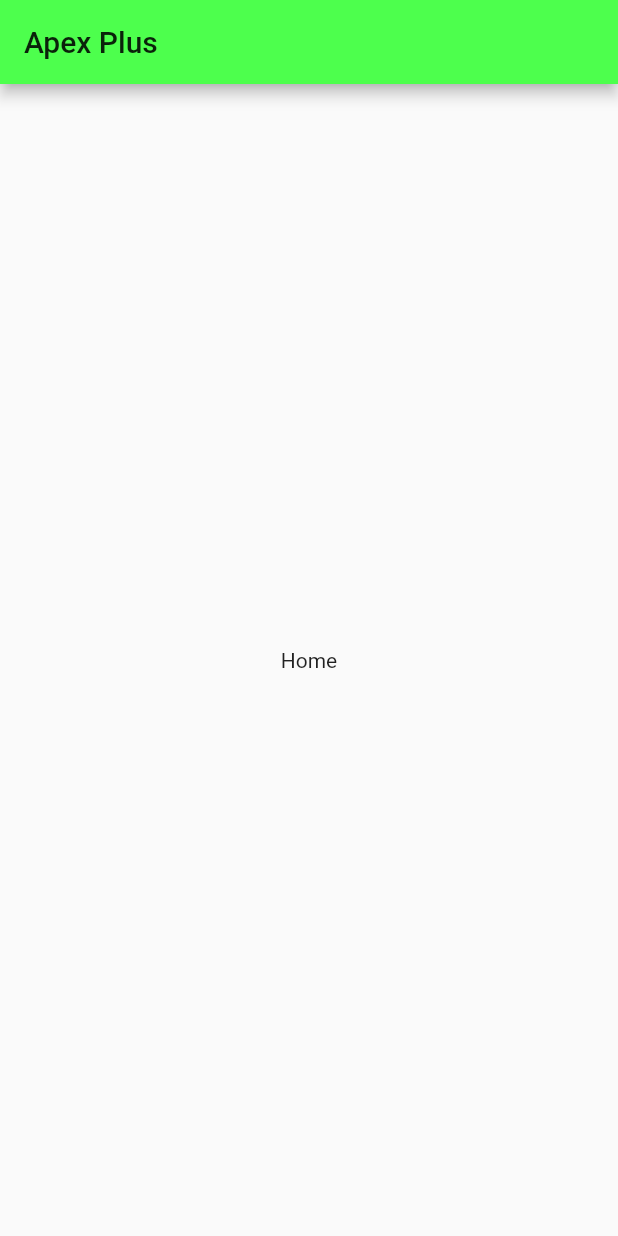
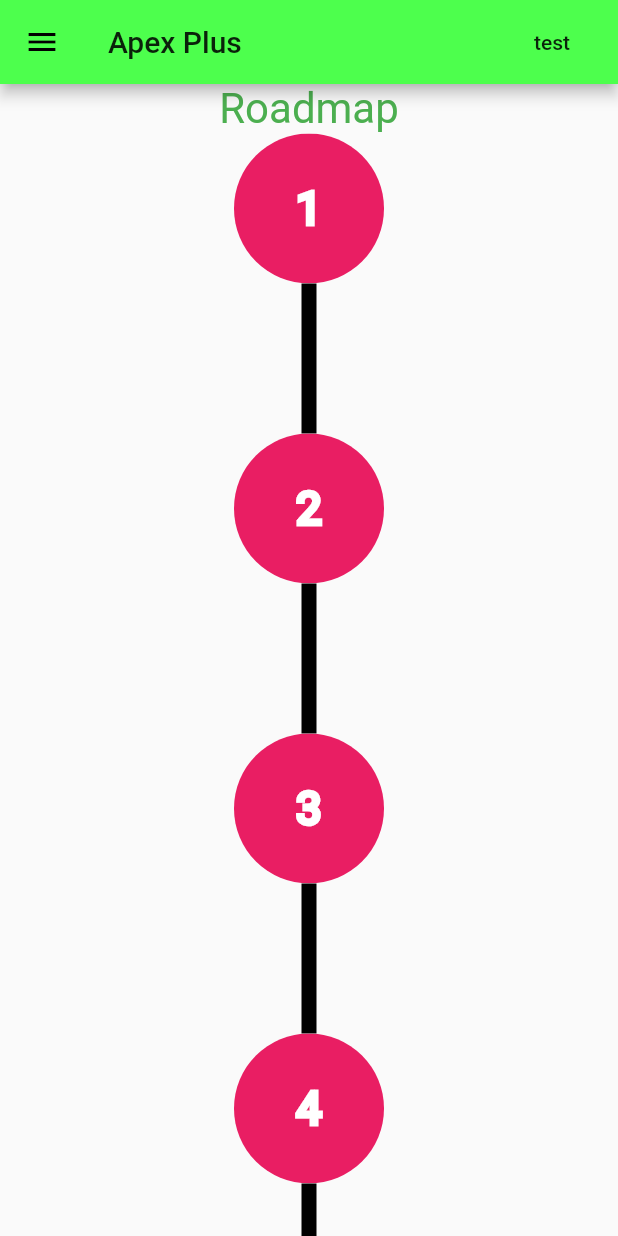
Before and after one commit to gutovesco/Apex_Plus, a Flutter app: the HomePage screen opened directly, on a phone screen of 412 x 824 dp. Run offline on Flutter 3.47's test engine with Material 2 defaults, Android fonts, the phone set to English and light mode, and no system bars; our stand-ins replace clay_containers, curved_navigation_bar, font_awesome_flutter, shimmer, timer_builder; project files that could hold a hidden picture were left out.

Commit message:
add base home

```diff
--- /dev/null
+++ b/lib/content_page.dart
@@ -0,0 +1,13 @@
+import 'package:flutter/material.dart';
+
+class ContentPage extends StatefulWidget {
+  @override
+  _ContentPageState createState() => _ContentPageState();
+}
+
+class _ContentPageState extends State<ContentPage> {
+  @override
+  Widget build(BuildContext context) {
+    return Container();
+  }
+}
--- a/lib/country_options.dart
+++ b/lib/country_options.dart
@@ -1,6 +1,5 @@
 import 'package:apex_plus/main_menu_page.dart';
 import 'package:flutter/material.dart';
-import 'package:snaplist/snaplist.dart';
 
 class CountryOptions extends StatefulWidget {
   @override
--- a/lib/home_page.dart
+++ b/lib/home_page.dart
@@ -1,4 +1,6 @@
 import 'package:flutter/material.dart';
+import 'content_page.dart';
+import 'commons/collapsing_navigation_drawer_widget.dart';
 
 class HomePage extends StatefulWidget {
   @override
@@ -9,15 +11,122 @@ class _HomePageState extends State<HomePage> {
   @override
   Widget build(BuildContext context) {
     return Scaffold(
-      appBar: AppBar(
-        automaticallyImplyLeading: false,
-          title: Text(
-        'Apex Plus',
-      )),
-      body: Container(
+        appBar: AppBar(
+
+            actions: <Widget>[
+              //TODO implement action button
+              FlatButton(
+                child: Text('test'),
+                onPressed: () {print('a');},
+              )
+            ],
+            title: Text(
+              'Apex Plus',
+            )),
+        drawer: CollapsingNavigationDrawer(),
+        body: SingleChildScrollView(
+          child: Column(children: <Widget>[
+            Row(
+              children: <Widget>[
+                Text(
+                  'Roadmap',
+                  style: TextStyle(fontSize: 28.0, color: Colors.green),
+                )
+              ],
+              mainAxisAlignment: MainAxisAlignment.center,
+            ),
+            umContainer('1', 'Planejamento', 'oi'),
+            umContainer('2', 'Processo de Habilitação', 'oi'),
+            umContainer('3', 'Análise Financeira e Tributária', 'oi'),
+            umContainer('4', 'Determinação do preço de exportação', 'oi'),
+            umContainer('5', 'Documentos necessários', 'oi'),
+            endContainer('6', 'Procedimento de transporte', 'oi')
+          ]),
+        ));
+  }
+
+  Widget endContainer(String number, String desc, String title) {
+    return GestureDetector(
+      onTap: () => Navigator.push(
+          context,
+          new MaterialPageRoute(
+              builder: (BuildContext context) => ContentPage())),
+      child: Container(
+          margin: EdgeInsets.fromLTRB(0, 0, 0, 0),
           child: Center(
-        child: Text('Home'),
-      )),
+              child: Column(
+            children: <Widget>[
+              ClipRRect(
+                borderRadius: BorderRadius.circular(50),
+                child: SizedBox(
+                  width: 100,
+                  height: 100,
+                  child: Container(
+                    decoration: BoxDecoration(color: Colors.pink),
+                    child: Center(
+                      child: Text(
+                        number,
+                        style: TextStyle(
+                          foreground: Paint()
+                            ..style = PaintingStyle.stroke
+                            ..strokeWidth = 3
+                            ..color = Colors.white,
+                          fontSize: 30,
+                        ),
+                      ),
+                    ),
+                  ),
+                ),
+              ),
+              SizedBox(
+                width: 20.0,
+                height: 100.0,
+              )
+            ],
+          ))),
+    );
+  }
+
+  Widget umContainer(String number, String desc, String title) {
+    return GestureDetector(
+      onTap: () => Navigator.push(
+          context,
+          new MaterialPageRoute(
+              builder: (BuildContext context) => ContentPage())),
+      child: Container(
+          margin: EdgeInsets.fromLTRB(0, 0, 0, 0),
+          child: Center(
+              child: Column(
+            children: <Widget>[
+              ClipRRect(
+                borderRadius: BorderRadius.circular(50),
+                child: SizedBox(
+                  width: 100,
+                  height: 100,
+                  child: Container(
+                    decoration: BoxDecoration(color: Colors.pink),
+                    child: Center(
+                      child: Text(
+                        number,
+                        style: TextStyle(
+                          foreground: Paint()
+                            ..style = PaintingStyle.stroke
+                            ..strokeWidth = 3
+                            ..color = Colors.white,
+                          fontSize: 30,
+                        ),
+                      ),
+                    ),
+                  ),
+                ),
+              ),
+              Container(
+                width: 10,
+                height: 100,
+                color: Colors.black,
+              )
+            ],
+          ))),
     );
   }
 }
--- a/lib/pages/loading_page.dart
+++ b/lib/pages/loading_page.dart
@@ -5,6 +5,7 @@ import 'package:apex_plus/pages/questions.dart';
 import 'package:flutter/material.dart';
 import 'package:clay_containers/clay_containers.dart';
 import 'package:timer_builder/timer_builder.dart';
+import 'package:shimmer/shimmer.dart';
 
 class LoadingPage extends StatefulWidget {
   @override
@@ -58,13 +59,21 @@ class _LoadingPageState extends State<LoadingPage> {
               Row(
                 mainAxisAlignment: MainAxisAlignment.center,
                 children: <Widget>[
-                  SizedBox(height: 15),
-                  Text(
-                    loadingPhrases[i],
-                    style: TextStyle(
-                      color: Colors.black,
-                      fontSize: 18,
-                      fontFamily: "SpartanRegular",
+                  SizedBox(height: 15, width: 50.0,),
+                  Container(
+                    width: 400.0,
+                    height: 180.0,
+                    child: Shimmer.fromColors(
+                      baseColor: Colors.green,
+                      highlightColor: Colors.yellow,
+                      child: Text(
+                        loadingPhrases[i],
+                        style: TextStyle(
+                          color: Colors.black,
+                          fontSize: 18,
+                          fontFamily: "SpartanRegular",
+                        ),
+                      ),
                     ),
                   ),
                   SizedBox(height: 20),
--- a/pubspec.yaml
+++ b/pubspec.yaml
@@ -20,7 +20,7 @@ dev_dependencies:
   clay_containers:
   curved_navigation_bar: ^0.3.2
   timer_builder: ^1.3.0
-  snaplist: ^0.1.8
+  shimmer: ^1.1.0
   liquid_pull_to_refresh: ^1.1.1
 
 flutter:
```
Also changed, not shown: pubspec.lock.
